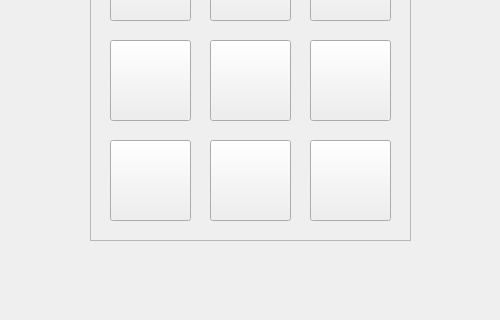
Old version of the form content/mainWindow.ui in the repository zero-jedynkowy/simple_tic_tac_toe; both pictures show x 0 to 500 and y 280 to 600 of the 500 by 600 pixel window.
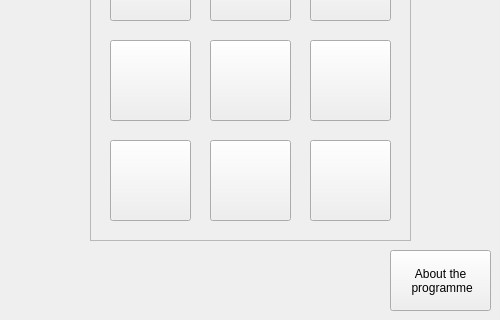
New version of the form. Icons and pictures are not drawn.

Commit message: Add about the message window

```diff
--- a/content/mainWindow.ui
+++ b/content/mainWindow.ui
@@ -415,6 +415,20 @@
      </property>
     </widget>
    </widget>
+   <widget class="QPushButton" name="aboutProgramme">
+    <property name="geometry">
+     <rect>
+      <x>390</x>
+      <y>530</y>
+      <width>101</width>
+      <height>61</height>
+     </rect>
+    </property>
+    <property name="text">
+     <string>About the
+ programme</string>
+    </property>
+   </widget>
   </widget>
  </widget>
  <resources/>
```
The commit also changes 1 other file.
